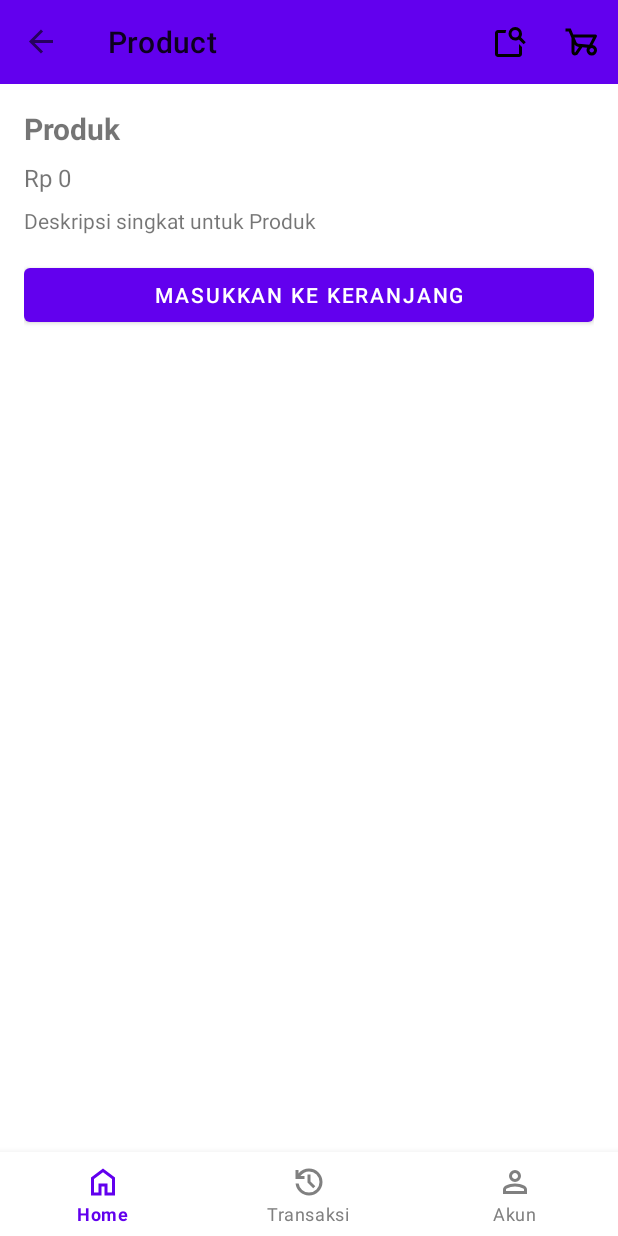
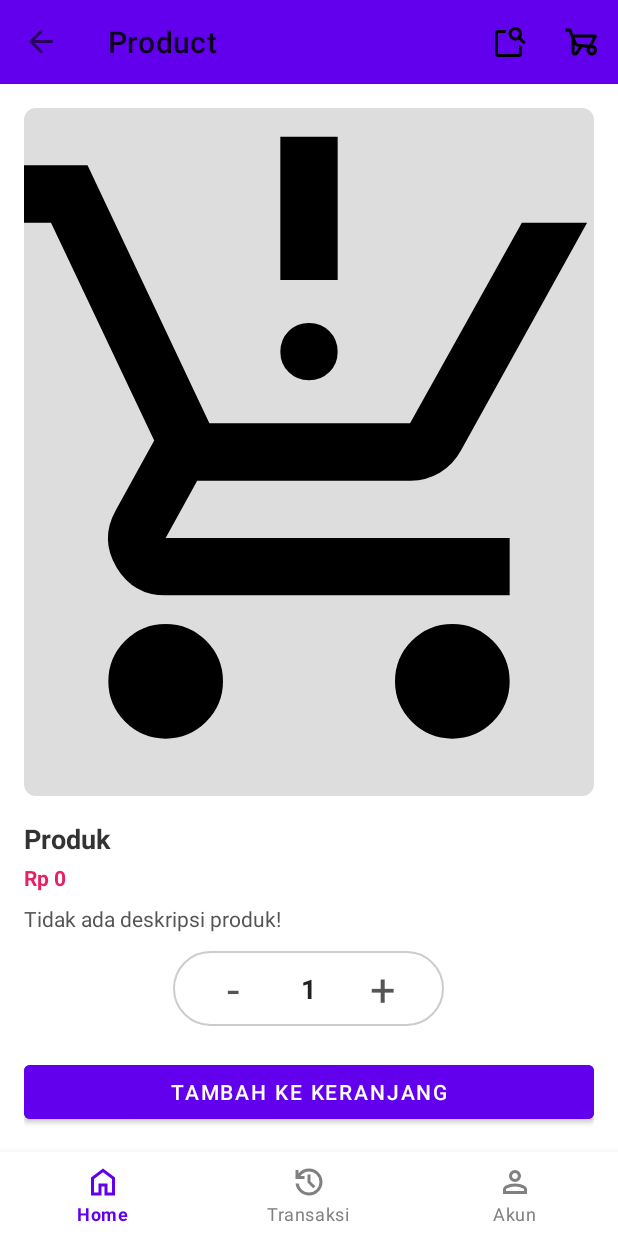
Before and after one commit to ryanradithya/miniprojectv2, an Android app: the ProductDetailFragment screen opened through its navigation route, on a phone screen of 412 x 824 dp. Run offline under Robolectric (Android 15) with nearby library versions, the phone set to English and light mode, and no system bars; our stand-ins replace navigation-ui.

Commit message:
update design detail produk

```diff
--- a/app/src/main/java/com/example/miniprojectv2/Product.kt
+++ b/app/src/main/java/com/example/miniprojectv2/Product.kt
@@ -3,5 +3,7 @@ package com.example.miniprojectv2
 data class Product(
     val name: String,
     val price: Int,
-    val imageRes: Int // pakai drawable resource ->> id aset
+    val imageRes: Int, // pakai drawable resource ->> id aset
+    val stock: Int,
+    val description: String
 )
--- a/app/src/main/java/com/example/miniprojectv2/ProductAdapter.kt
+++ b/app/src/main/java/com/example/miniprojectv2/ProductAdapter.kt
@@ -41,6 +41,9 @@ class ProductAdapter(
                 val b = Bundle().apply {
                     putString("product_name", product.name)
                     putInt("product_price", product.price)
+                    putString("product_description", product.description)
+                    putInt("product_stock", product.stock)
+                    putInt("product_image", product.imageRes)
                 }
                 Log.d("ProductAdapter", "Navigasi ke detail dengan bundle: $b")
                 it.findNavController().navigate(R.id.productDetailFragment, b)
--- a/app/src/main/java/com/example/miniprojectv2/ProductDetailFragment.kt
+++ b/app/src/main/java/com/example/miniprojectv2/ProductDetailFragment.kt
@@ -1,12 +1,11 @@
 package com.example.miniprojectv2
 
 import android.os.Bundle
+import android.text.TextUtils
 import android.view.LayoutInflater
 import android.view.View
 import android.view.ViewGroup
-import android.widget.Button
-import android.widget.TextView
-import android.widget.Toast
+import android.widget.*
 import androidx.fragment.app.Fragment
 import androidx.navigation.fragment.findNavController
 
@@ -17,6 +16,7 @@ object CartManager {
 data class CartItem(val name: String, val price: Int, var qty: Int = 1)
 
 class ProductDetailFragment : Fragment() {
+
     override fun onCreateView(
         inflater: LayoutInflater,
         container: ViewGroup?,
@@ -24,31 +24,53 @@ class ProductDetailFragment : Fragment() {
     ): View? {
         val v = inflater.inflate(R.layout.fragment_product_detail, container, false)
 
-        // Ambil argumen
+        // Ambil data dari Bundle
         val name = arguments?.getString("product_name") ?: "Produk"
         val price = arguments?.getInt("product_price") ?: 0
+        val description = arguments?.getString("product_description") ?: "Tidak ada deskripsi produk!"
+        val imageRes = arguments?.getInt("product_image") ?: R.drawable.ic_product_placeholder
 
-        // View dari layout
+        // Bind view
+        val imageView: ImageView = v.findViewById(R.id.product_image)
         val tvTitle: TextView = v.findViewById(R.id.product_title)
         val tvPrice: TextView = v.findViewById(R.id.product_price)
         val tvDesc: TextView = v.findViewById(R.id.product_desc)
         val btnAdd: Button = v.findViewById(R.id.btn_add_cart)
+        val btnPlus: TextView = v.findViewById(R.id.btn_plus)
+        val btnMinus: TextView = v.findViewById(R.id.btn_minus)
 
-        // Set data ke UI
+        val tvQty: TextView = v.findViewById(R.id.tv_qty)
+
+        // Set data
         tvTitle.text = name
         tvPrice.text = "Rp $price"
-        tvDesc.text = "Deskripsi singkat untuk $name"
+        tvDesc.text = description
+        imageView.setImageResource(imageRes)
 
-        // Listener tombol tambah keranjang
+        // Deskripsi expandable
+        tvDesc.maxLines = 2
+        tvDesc.ellipsize = TextUtils.TruncateAt.END
+
+        var isExpanded = false
+        tvDesc.setOnClickListener {
+            isExpanded = !isExpanded
+            tvDesc.maxLines = if (isExpanded) Int.MAX_VALUE else 2
+            tvDesc.ellipsize = if (isExpanded) null else TextUtils.TruncateAt.END
+        }
+
+        // Jumlah produk
+        var quantity = 1
+        fun updateQty() { tvQty.text = quantity.toString() }
+        btnPlus.setOnClickListener { quantity++; updateQty() }
+        btnMinus.setOnClickListener { if (quantity > 1) quantity--; updateQty() }
+
+        // Tambah ke keranjang
         btnAdd.setOnClickListener {
             val existing = CartManager.items.find { it.name == name }
-            if (existing != null) {
-                existing.qty += 1
-            } else {
-                CartManager.items.add(CartItem(name, price))
-            }
-            Toast.makeText(requireContext(), "Produk \"$name\" ditambahkan ke keranjang!", Toast.LENGTH_SHORT).show()
-            // pindah ke cart
+            if (existing != null) existing.qty += quantity
+            else CartManager.items.add(CartItem(name, price, quantity))
+
+            Toast.makeText(requireContext(), "Ditambahkan $quantity × \"$name\" ke keranjang!", Toast.LENGTH_SHORT).show()
             findNavController().navigate(R.id.action_p_to_cart)
         }
 
--- /dev/null
+++ b/app/src/main/res/drawable/bg_button_jumlah.xml
@@ -0,0 +1,22 @@
+<?xml version="1.0" encoding="utf-8"?>
+<shape xmlns:android="http://schemas.android.com/apk/res/android"
+    android:shape="rectangle">
+
+    <!-- Warna background -->
+    <solid android:color="@android:color/white" />
+
+    <!-- Border tipis -->
+    <stroke
+        android:width="1dp"
+        android:color="#CCCCCC" />
+
+    <!-- Sudut melengkung -->
+    <corners android:radius="50dp" />
+
+    <!-- Padding opsional -->
+    <padding
+        android:left="4dp"
+        android:right="4dp"
+        android:top="2dp"
+        android:bottom="2dp" />
+</shape>
--- /dev/null
+++ b/app/src/main/res/drawable/bg_fotoproduk.xml
@@ -0,0 +1,5 @@
+<?xml version="1.0" encoding="utf-8"?>
+<shape xmlns:android="http://schemas.android.com/apk/res/android" android:shape="rectangle">
+    <solid android:color="#DDDDDD" />
+    <corners android:radius="8dp" />
+</shape>
--- a/app/src/main/res/layout/fragment_product_detail.xml
+++ b/app/src/main/res/layout/fragment_product_detail.xml
@@ -1,43 +1,108 @@
-<?xml version="1.0" encoding="utf-8"?>
-<ScrollView xmlns:android="http://schemas.android.com/apk/res/android"
+<LinearLayout
+    xmlns:android="http://schemas.android.com/apk/res/android"
     android:layout_width="match_parent"
     android:layout_height="match_parent"
+    android:orientation="vertical"
     android:padding="16dp">
 
-    <LinearLayout
-        android:orientation="vertical"
+    <!-- Gambar produk (rasio 1:1) -->
+    <FrameLayout
         android:layout_width="match_parent"
-        android:layout_height="wrap_content">
+        android:layout_height="0dp"
+        android:layout_marginBottom="16dp"
+        android:layout_weight="1">
 
+        <ImageView
+            android:id="@+id/product_image"
+            android:layout_width="match_parent"
+            android:layout_height="match_parent"
+            android:adjustViewBounds="true"
+            android:scaleType="centerCrop"
+            android:background="@drawable/bg_fotoproduk" />
+    </FrameLayout>
+
+    <!-- Nama produk -->
     <TextView
         android:id="@+id/product_title"
         android:layout_width="match_parent"
         android:layout_height="wrap_content"
-            android:text="Nama Produk"
-            android:textSize="20sp"
-            android:textStyle="bold" />
+        android:textStyle="bold"
+        android:textSize="18sp"
+        android:textColor="#333"
+        android:layout_marginBottom="4dp" />
 
+    <!-- Harga -->
     <TextView
         android:id="@+id/product_price"
         android:layout_width="match_parent"
         android:layout_height="wrap_content"
-            android:text="Rp 0"
-            android:textSize="16sp"
-            android:paddingTop="8dp" />
+        android:textColor="#E91E63"
+        android:textStyle="bold"
+        android:layout_marginBottom="8dp" />
 
+    <!-- Deskripsi (expand on click) -->
     <TextView
         android:id="@+id/product_desc"
         android:layout_width="match_parent"
         android:layout_height="wrap_content"
-            android:paddingTop="8dp"
-            android:text="Deskripsi produk..." />
+        android:textColor="#555"
+        android:maxLines="2"
+        android:ellipsize="end"
+        android:clickable="true"
+        android:focusable="true"
+        android:layout_marginBottom="12dp" />
+
+    <!-- Tambah/Kurang + Tombol Tambah ke Keranjang -->
+    <LinearLayout
+        android:layout_width="wrap_content"
+        android:layout_height="50dp"
+        android:orientation="horizontal"
+        android:layout_gravity="center_horizontal"
+        android:background="@drawable/bg_button_jumlah"
+        android:gravity="center"
+        android:paddingHorizontal="15dp"
+        android:layout_marginBottom="20dp">
+
+        <TextView
+            android:id="@+id/btn_minus"
+            android:layout_width="50dp"
+            android:layout_height="match_parent"
+            android:gravity="center"
+            android:text="-"
+            android:textSize="30sp"
+            android:textColor="#555555"
+            android:background="?attr/selectableItemBackgroundBorderless" />
+
+        <TextView
+            android:id="@+id/tv_qty"
+            android:layout_width="50dp"
+            android:layout_height="match_parent"
+            android:gravity="center"
+            android:text="1"
+            android:textStyle="bold"
+            android:textSize="18sp"
+            android:textColor="#222222" />
+
+        <TextView
+            android:id="@+id/btn_plus"
+            android:layout_width="50dp"
+            android:layout_height="match_parent"
+            android:gravity="center"
+            android:text="+"
+            android:textSize="30sp"
+            android:textColor="#555555"
+            android:background="?attr/selectableItemBackgroundBorderless" />
+
+    </LinearLayout>
+
 
     <Button
         android:id="@+id/btn_add_cart"
         android:layout_width="match_parent"
         android:layout_height="wrap_content"
-            android:layout_marginTop="16dp"
-            android:text="Masukkan ke Keranjang" />
+        android:text="TAMBAH KE KERANJANG"
+        android:backgroundTint="#6200EE"
+        android:textColor="@android:color/white"
+        android:textAllCaps="true" />
 
 </LinearLayout>
-</ScrollView>
```
Also changed, not shown: app/src/main/java/com/example/miniprojectv2/JualFragment.kt (+27 -13 lines), app/src/main/java/com/example/miniprojectv2/ProductRepository.kt (+6 -6 lines), app/src/main/res/layout/fragment_jual.xml (+33 -8 lines), app/src/main/res/drawable/kamera_a.jpeg (added), app/src/main/res/drawable/roll_a.jpeg (added). Lines whose indentation alone changed are shown as unchanged.
